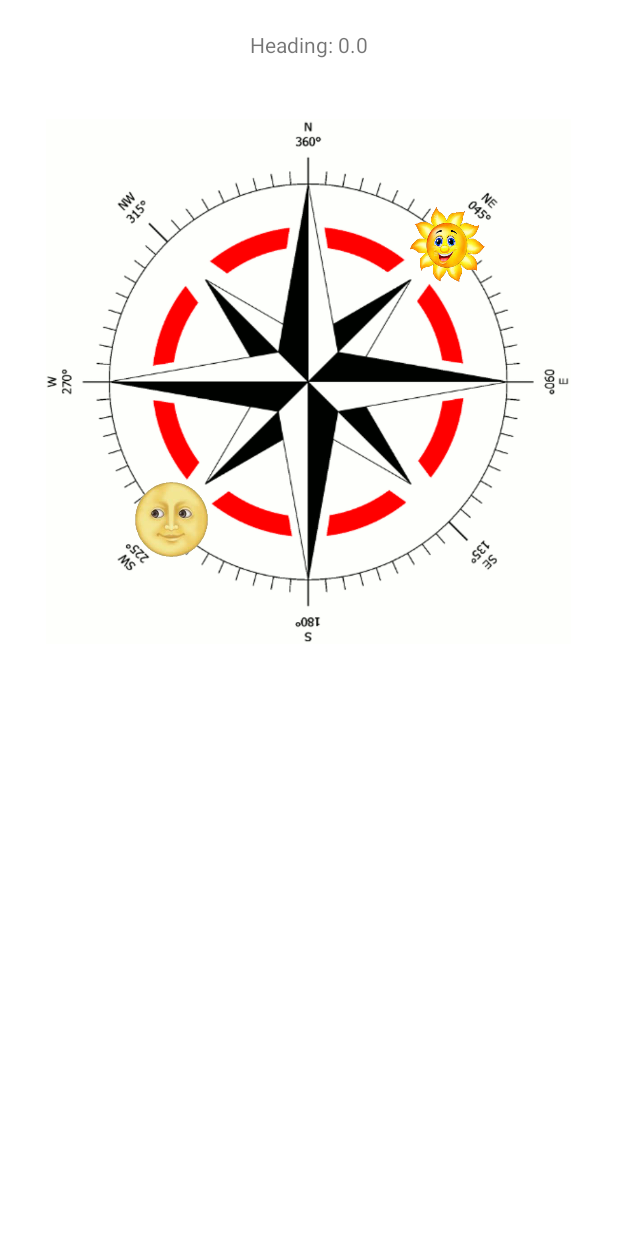
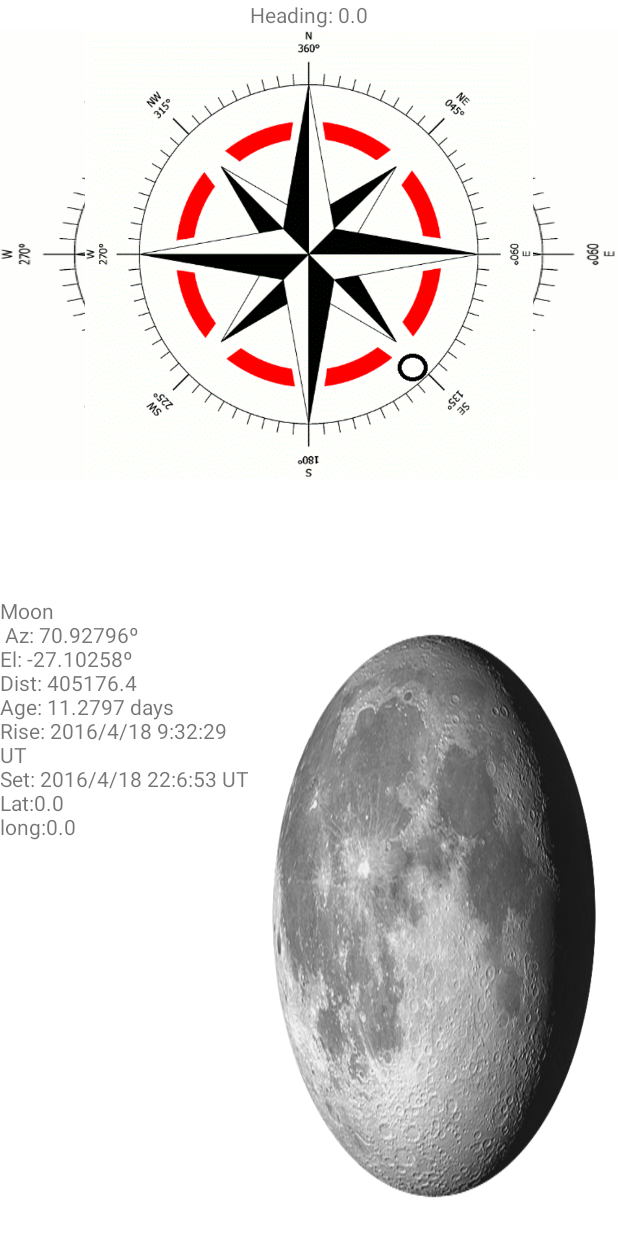
Before and after one commit to tuski/MoonFinder, an Android app: the compass screen opened directly, with no data from a screen before it, on a phone screen of 412 x 824 dp. Run offline under Robolectric (Android 15) with nearby library versions, the phone set to English and light mode, and no system bars; 2 statements that could not run were skipped.

Commit message:
compass added

```diff
--- a/app/src/main/java/com/marskyer/tuski/moonfinder/compass.java
+++ b/app/src/main/java/com/marskyer/tuski/moonfinder/compass.java
@@ -1,24 +1,40 @@
 package com.marskyer.tuski.moonfinder;
 
+import android.Manifest;
 import android.app.Activity;
+import android.content.Context;
+import android.content.SharedPreferences;
+import android.content.pm.PackageManager;
 import android.hardware.Sensor;
 import android.hardware.SensorEvent;
 import android.hardware.SensorEventListener;
 import android.hardware.SensorManager;
+import android.location.Address;
+import android.location.Criteria;
+import android.location.Geocoder;
+import android.location.Location;
+import android.location.LocationManager;
 import android.os.Bundle;
 import android.view.animation.Animation;
 import android.view.animation.RotateAnimation;
-import android.widget.AbsoluteLayout;
-import android.widget.FrameLayout;
 import android.widget.ImageView;
 import android.widget.TextView;
+import android.widget.Toast;
+
+import java.util.List;
 
 public class compass extends Activity implements SensorEventListener {
 
     // define the display assembly compass picture
-    private AbsoluteLayout image;
-    private ImageView sun, moon;
-
+    private ImageView image;
+    private TextView txtvw;
+    Geocoder geocoder;
+    String bestProvider;
+    List<Address> user = null;
+    double lat;
+    double lng;
+    SharedPreferences pref = getApplicationContext().getSharedPreferences("MyPref", MODE_PRIVATE);
+    SharedPreferences.Editor editor = pref.edit();
     // record the compass picture angle turned
     private float currentDegree = 0f;
 
@@ -33,9 +49,105 @@ public class compass extends Activity implements SensorEventListener {
         setContentView(R.layout.compass);
 
         // our compass image
-        image = (AbsoluteLayout) findViewById(R.id.imageViewCompass);
-        sun = (ImageView)findViewById(R.id.img_sun);
-        moon = (ImageView)findViewById(R.id.img_moon);
+        image = (ImageView) findViewById(R.id.imageViewCompass);
+        txtvw = (TextView) findViewById(R.id.moon_dtl_txt);
+
+
+        //location
+        LocationManager lm = (LocationManager) this.getSystemService(Context.LOCATION_SERVICE);
+
+        Criteria criteria = new Criteria();
+        bestProvider = lm.getBestProvider(criteria, false);
+        try {
+            //location = locationManager.getLastKnownLocation(LocationManager.GPS_PROVIDER);
+            Location location = lm.getLastKnownLocation(bestProvider);
+            if (location == null){
+                Toast.makeText(this, "Location Not found", Toast.LENGTH_LONG).show();
+            }else{
+                geocoder = new Geocoder(this);
+                try {
+                    user = geocoder.getFromLocation(location.getLatitude(), location.getLongitude(), 1);
+                    //editor.putFloat("key_name3", "float value");
+                    lat=(double)user.get(0).getLatitude();
+                    lng=(double)user.get(0).getLongitude();
+                    System.out.println(" DDD lat: " +lat+",  longitude: "+lng);
+
+                }catch (Exception e) {
+                    e.printStackTrace();
+                }
+            }
+
+        } catch (SecurityException e) {
+            // lets the user know there is a problem with the gps
+        }
+
+        //Location location = lm.getLastKnownLocation(bestProvider);
+
+
+
+
+
+
+
+         final double RAD_TO_DEG = 180.0 / Math.PI;
+
+        /** Degrees to radians. */
+        final double DEG_TO_RAD = 1.0 / RAD_TO_DEG;
+        final double AU = 149597870.691;
+        try {
+            int year = 2016, month = 4, day = 18, h = 7, m = 30, s = 0;
+            double obsLon = 86 * DEG_TO_RAD, obsLat = 24 * DEG_TO_RAD;
+            SunMoonCalculator smc = new SunMoonCalculator(year, month, day, h, m, s, obsLon, obsLat);
+
+            smc.calcSunAndMoon();
+
+            txtvw.setText("Moon\n Az: " + (float) (smc.moonAz * RAD_TO_DEG) + "º\nEl: " + (float) (smc.moonEl * RAD_TO_DEG) + "º\nDist: "+(float) (smc.moonDist * AU)+"\nAge: "+(float) (smc.moonAge)+" days"+"\nRise: "+SunMoonCalculator.getDateAsString(smc.moonRise)+"\nSet: "+SunMoonCalculator.getDateAsString(smc.moonSet)+"\nLat:"+lat+"\nlong:"+lng);
+
+/*
+            System.out.println("Sun");
+            System.out.println(" Az:      "+(float) (smc.sunAz * RAD_TO_DEG)+"º");
+            System.out.println(" El:      "+(float) (smc.sunEl * RAD_TO_DEG)+"º");
+            System.out.println(" Dist:    "+(float) (smc.sunDist)+" AU");
+            System.out.println(" Rise:    "+SunMoonCalculator.getDateAsString(smc.sunRise));
+            System.out.println(" Set:     "+SunMoonCalculator.getDateAsString(smc.sunSet));
+            System.out.println(" Transit: "+SunMoonCalculator.getDateAsString(smc.sunTransit)+" (max. elev. "+(float) (smc.sunTransitElev * RAD_TO_DEG)+"º)");
+            System.out.println("Moon");
+            System.out.println(" Az:      "+(float) (smc.moonAz * RAD_TO_DEG)+"º");
+            System.out.println(" El:      "+(float) (smc.moonEl * RAD_TO_DEG)+"º");
+            System.out.println(" Dist:    "+(float) (smc.moonDist * AU)+" km");
+            System.out.println(" Age:     "+(float) (smc.moonAge)+" days");
+            System.out.println(" Rise:    "+SunMoonCalculator.getDateAsString(smc.moonRise));
+            System.out.println(" Set:     "+SunMoonCalculator.getDateAsString(smc.moonSet));
+            System.out.println(" Transit: "+SunMoonCalculator.getDateAsString(smc.moonTransit)+" (max. elev. "+(float) (smc.moonTransitElev * RAD_TO_DEG)+"º)");
+
+            smc.setTwilight(SunMoonCalculator.TWILIGHT.TWILIGHT_ASTRONOMICAL);
+            smc.calcSunAndMoon();
+
+            System.out.println("");
+            System.out.println("Astronomical twilights:");
+            System.out.println("Sun");
+            System.out.println(" Rise:    "+SunMoonCalculator.getDateAsString(smc.sunRise));
+            System.out.println(" Set:     "+SunMoonCalculator.getDateAsString(smc.sunSet));
+            System.out.println("Moon");
+            System.out.println(" Rise:    "+SunMoonCalculator.getDateAsString(smc.moonRise));
+            System.out.println(" Set:     "+SunMoonCalculator.getDateAsString(smc.moonSet));
+*/
+            // Expected accuracy in over 1800 - 2200:
+            // - Sun: 0.005 deg or 20 arcsec. 1-2s in rise/set/transit times.
+            // - Mon: 0.02 deg or better. 10s or better in rise/set/transit times.
+            //        In most of the cases the actual accuracy in the Moon will be better, but it is not guaranteed.
+        } catch (Exception exc) {
+            exc.printStackTrace();
+        }
+
+
+
+        int az=185;
+
+        if(az==180)
+        image.setImageResource(R.drawable.compass_180);
+        else
+            image.setImageResource(R.drawable.compass_185);
 
         // TextView that will tell the user what degree is he heading
         tvHeading = (TextView) findViewById(R.id.tvHeading);
--- a/app/src/main/res/layout/compass.xml
+++ b/app/src/main/res/layout/compass.xml
@@ -7,35 +7,41 @@
         android:id="@+id/tvHeading"
         android:layout_width="wrap_content"
         android:layout_height="wrap_content"
-        android:layout_centerHorizontal="true"
-        android:layout_marginBottom="40dp"
-        android:layout_marginTop="20dp"
-        android:text="Heading: 0.0" />
+        android:text="Heading: 0.0"
+        android:layout_alignParentTop="true"
+        android:layout_centerHorizontal="true" />
 
-    <AbsoluteLayout
+    <ImageView
         android:id="@+id/imageViewCompass"
-        android:layout_width="350dp"
-        android:layout_height="350dp"
-        android:layout_below="@+id/tvHeading"
-        android:layout_centerHorizontal="true"
-        android:background="@drawable/compass_pic">
+        android:layout_width="wrap_content"
+        android:layout_height="300dp"
+        android:background="@drawable/compass_pic"
+        android:layout_alignParentLeft="true"
+        android:layout_alignParentStart="true"
+        android:layout_below="@+id/tvHeading" />
 
-        <ImageView
-            android:layout_width="50dp"
-            android:layout_height="50dp"
-            android:id="@+id/img_sun"
-            android:background="@drawable/s2"
-            android:layout_x="243dp"
-            android:layout_y="59dp" />
+    <ImageView
+        android:layout_width="wrap_content"
+        android:layout_height="wrap_content"
+        android:id="@+id/moon_phs_view"
+        android:background="@drawable/p22x"
+        android:layout_below="@+id/imageViewCompass"
+        android:layout_alignParentRight="true"
+        android:layout_alignParentEnd="true"
+        android:layout_marginTop="78dp"
+        android:layout_alignLeft="@+id/tvHeading"
+        android:layout_alignStart="@+id/tvHeading" />
 
-        <ImageView
-            android:layout_width="50dp"
-            android:layout_height="50dp"
-            android:id="@+id/img_moon"
-            android:layout_x="59dp"
-            android:layout_y="242dp"
-            android:background="@drawable/moon"/>
-    </AbsoluteLayout>
-
+    <TextView
+        android:layout_width="wrap_content"
+        android:layout_height="wrap_content"
+        android:text="New Text"
+        android:id="@+id/moon_dtl_txt"
+        android:layout_alignTop="@+id/moon_phs_view"
+        android:layout_alignParentLeft="true"
+        android:layout_alignParentStart="true"
+        android:layout_alignParentBottom="true"
+        android:layout_toLeftOf="@+id/moon_phs_view"
+        android:layout_toStartOf="@+id/moon_phs_view" />
 
 </RelativeLayout>
--- a/app/src/main/res/values/strings.xml
+++ b/app/src/main/res/values/strings.xml
@@ -6,4 +6,6 @@
     <string name="title_activity_menu">Menu</string>
     <string name="title_activity_features_menu">features_menu</string>
     <string name="title_activity_circular_view">circular_view</string>
+    <string name="title_activity_pictures">pictures</string>
+    <string name="title_activity_show_pictures">show_pictures</string>
 </resources>
```
Also changed, not shown: app/src/main/AndroidManifest.xml (+12 -2 lines), app/src/main/java/com/marskyer/tuski/moonfinder/appmenu.java (+8 -0 lines), app/src/main/java/com/marskyer/tuski/moonfinder/features_menu.java (+3 -19 lines), app/src/main/java/com/marskyer/tuski/moonfinder/show_pictures.java (added, +37 -0 lines), app/src/main/res/layout/activity_features_menu.xml (+44 -2 lines), app/src/main/res/layout/activity_show_pictures.xml (added, +20 -0 lines), app/src/main/res/menu/menu_pictures.xml (added, +7 -0 lines), app/src/main/res/menu/menu_show_pictures.xml (added, +7 -0 lines), app/src/main/res/drawable/book_image.png (added), app/src/main/res/drawable/compass_180.gif (added), app/src/main/res/drawable/compass_185.gif (added), app/src/main/res/drawable/gallery_icon.png (added), app/src/main/res/drawable/img_compass.jpg (deleted), app/src/main/res/drawable/p22x.png (added), 1 more files, 1 other file.
